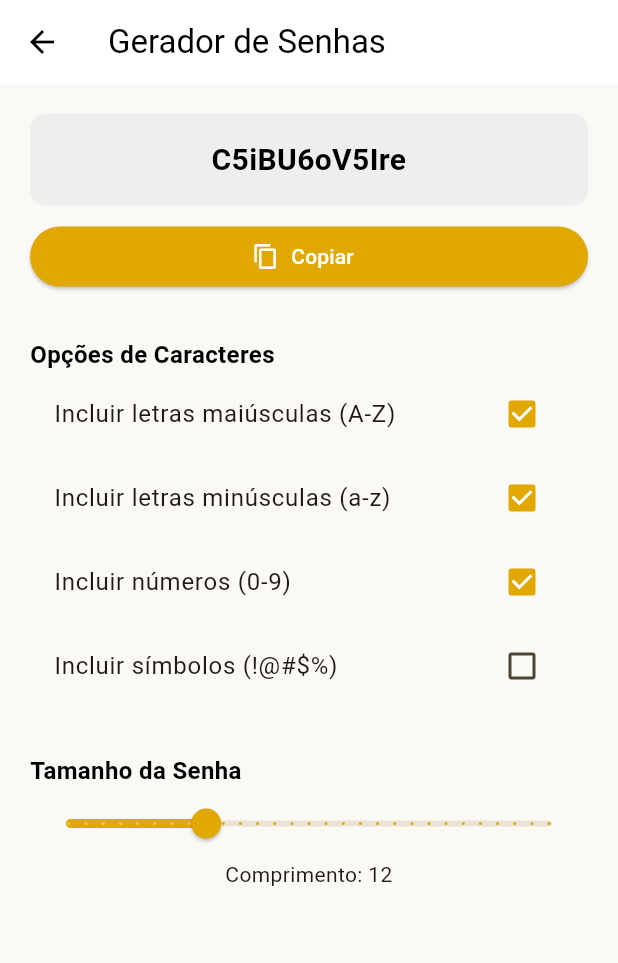
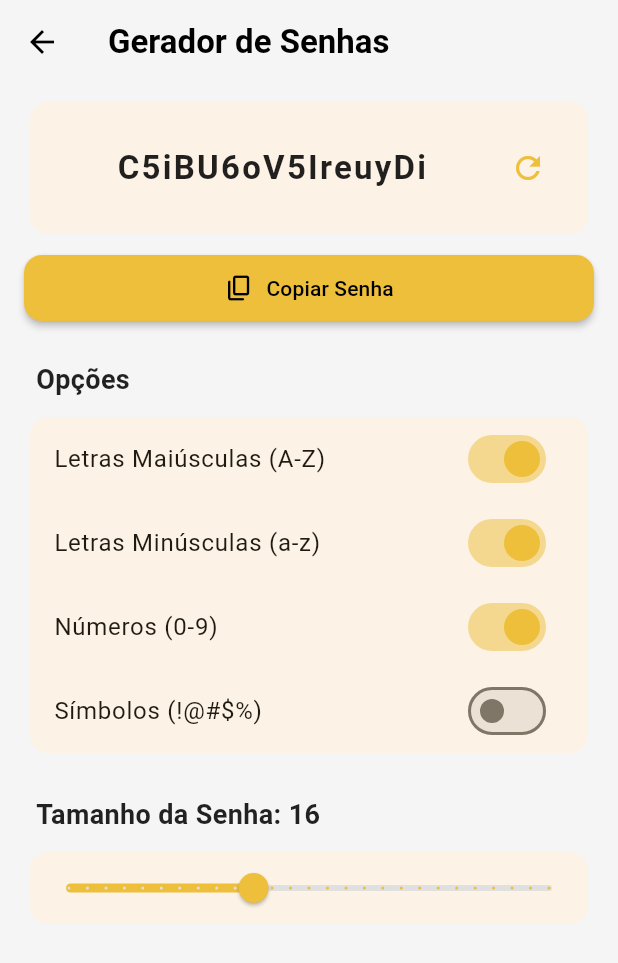
Before and after one commit to PedroHenrique1s/SyncPass, a Flutter app: the GeneratorScreen screen opened directly, on a phone screen of 412 x 824 dp. Shown: the top 963 px of the screen. Run offline on Flutter 3.47's test engine with Material 3 defaults, Android fonts, the light colour scheme and no system bars; our stand-ins replace cloud_firestore, firebase_auth, firebase_core, google_sign_in, mask_text_input_formatter; accounts and stored records are empty.

Commit message:
refactor(generator_screen): refatorado tela para gerar senha forte

```diff
--- a/lib/Feature/Generator/Screen/generator_screen.dart
+++ b/lib/Feature/Generator/Screen/generator_screen.dart
@@ -1,7 +1,9 @@
-// generator_screen.dart
+import 'package:flutter/material.dart';
+import 'package:flutter/services.dart'; // IMPORTANTE: Para usar a área de transferência (Clipboard)
+import 'dart:math';
 
-import 'package:flutter/material.dart';
-import 'dart:math'; // Para a lógica de geração de senha
+// Cor padrão do app
+const Color customYellow = Color(0xFFEEBF3A);
 
 class GeneratorScreen extends StatefulWidget {
   const GeneratorScreen({super.key});
@@ -11,19 +13,22 @@ class GeneratorScreen extends StatefulWidget {
 }
 
 class _GeneratorScreenState extends State<GeneratorScreen> {
-  // Estado dos checkboxes
+  // Variáveis de estado para as opções do gerador
   bool _includeUppercase = true;
   bool _includeLowercase = true;
   bool _includeNumbers = true;
   bool _includeSymbols = false;
-
-  // Tamanho da senha
-  double _passwordLength = 12;
-
-  // Senha gerada
+  double _passwordLength = 16;
   String _generatedPassword = '';
 
-  // Lógica para gerar a senha
+  @override
+  void initState() {
+    super.initState();
+    // Gera uma senha assim que a tela é carregada
+    _generatePassword();
+  }
+
+  // Lógica principal para gerar a senha (mantida como estava, pois é eficiente)
   void _generatePassword() {
     String availableChars = '';
     if (_includeUppercase) availableChars += 'ABCDEFGHIJKLMNOPQRSTUVWXYZ';
@@ -33,147 +38,159 @@ class _GeneratorScreenState extends State<GeneratorScreen> {
 
     if (availableChars.isEmpty) {
       setState(() {
-        _generatedPassword = 'Selecione pelo menos um tipo de caractere.';
+        _generatedPassword = 'Selecione uma opção!';
       });
       return;
     }
 
-    final Random random = Random();
-    String newPassword = '';
-    for (int i = 0; i < _passwordLength.round(); i++) {
-      newPassword += availableChars[random.nextInt(availableChars.length)];
-    }
+    final Random random = Random.secure(); // Usar Random.secure() é mais seguro
+    final newPassword = String.fromCharCodes(Iterable.generate(
+      _passwordLength.round(),
+      (_) => availableChars.codeUnitAt(random.nextInt(availableChars.length)),
+    ));
 
     setState(() {
       _generatedPassword = newPassword;
     });
   }
 
-  @override
-  void initState() {
-    super.initState();
-    // Gera a senha inicial ao carregar a tela
-    _generatePassword();
+  // Função para copiar a senha para a área de transferência
+  void _copyToClipboard() {
+    // Verifica se a senha não é uma mensagem de erro
+    if (_generatedPassword.isNotEmpty && _generatedPassword != 'Selecione uma opção!') {
+      Clipboard.setData(ClipboardData(text: _generatedPassword)).then((_) {
+        ScaffoldMessenger.of(context).showSnackBar(
+          const SnackBar(
+            content: Text('Senha copiada para a área de transferência!'),
+            backgroundColor: Colors.green,
+          ),
+        );
+      });
+    }
   }
 
-  // Widget para copiar a senha (simulado)
-  void _copyToClipboard() {
-    // Implemente a lógica de copiar para a área de transferência
-    // Flutter: `Clipboard.setData(ClipboardData(text: _generatedPassword))`
-    ScaffoldMessenger.of(context).showSnackBar(
-      SnackBar(content: Text('Senha copiada: $_generatedPassword')),
+  // Widget auxiliar para os títulos das seções
+  Widget _buildSectionTitle(String title) {
+    return Padding(
+      padding: const EdgeInsets.only(top: 24, bottom: 8, left: 8),
+      child: Text(
+        title,
+        style: const TextStyle(
+          fontSize: 18,
+          fontWeight: FontWeight.bold,
+          color: Colors.black87,
+        ),
+      ),
     );
   }
 
   @override
   Widget build(BuildContext context) {
     return Scaffold(
+      backgroundColor: Colors.grey[100],
       appBar: AppBar(
-        title: const Text('Gerador de Senhas', style: TextStyle(color: Colors.black)),
-        backgroundColor: Colors.white,
+        title: const Text('Gerador de Senhas', style: TextStyle(color: Colors.black, fontWeight: FontWeight.w600)),
+        backgroundColor: Colors.grey[100],
         elevation: 0,
         iconTheme: const IconThemeData(color: Colors.black),
       ),
-      body: Padding(
-        padding: const EdgeInsets.all(20.0),
+      body: SingleChildScrollView(
+        padding: const EdgeInsets.symmetric(horizontal: 16.0, vertical: 8.0),
         child: Column(
           crossAxisAlignment: CrossAxisAlignment.stretch,
           children: [
-            // Exibição da senha
-            Container(
-              padding: const EdgeInsets.all(16),
-              decoration: BoxDecoration(
-                color: Colors.grey[200],
-                borderRadius: BorderRadius.circular(10),
-              ),
+            Card(
+                elevation: 0,
+                shape: RoundedRectangleBorder(borderRadius: BorderRadius.circular(12)),
+                child: Padding(
+                  padding: const EdgeInsets.symmetric(horizontal: 16, vertical: 20),
+                  child: Row(
+                    children: [
+                      Expanded(
                         child: Text(
                           _generatedPassword,
-                style: const TextStyle(fontSize: 20, fontWeight: FontWeight.bold, color: Colors.black),
+                          style: const TextStyle(
+                            fontSize: 22,
+                            fontWeight: FontWeight.bold,
+                            color: Colors.black87,
+                            letterSpacing: 1.5,
+                          ),
                           textAlign: TextAlign.center,
                         ),
                       ),
-            const SizedBox(height: 10),
-            // Botão para copiar
-            ElevatedButton.icon(
-              onPressed: _generatedPassword.isNotEmpty ? _copyToClipboard : null,
-              icon: const Icon(Icons.copy),
-              label: const Text('Copiar'),
-              style: ElevatedButton.styleFrom(
-                foregroundColor: Colors.white,
-                backgroundColor: const Color(0xFFE0A800),
+                      IconButton(
+                        icon: const Icon(Icons.refresh, color: customYellow),
+                        onPressed: _generatePassword,
+                        tooltip: 'Gerar Nova Senha',
+                      ),
+                    ],
                   ),
                 ),
-            const SizedBox(height: 30),
+              ),
+            const SizedBox(height: 8),
+            ElevatedButton.icon(
+              onPressed: _copyToClipboard,
+              icon: const Icon(Icons.copy_rounded, size: 20),
+              label: const Text('Copiar Senha'),
+              style: ElevatedButton.styleFrom(
+                backgroundColor: customYellow,
+                foregroundColor: Colors.black,
+                padding: const EdgeInsets.symmetric(vertical: 12),
+                shape: RoundedRectangleBorder(borderRadius: BorderRadius.circular(12)),
+                elevation: 2,
+              ),
+            ),
 
-            // Opções de caracteres
-            const Text(
-              'Opções de Caracteres',
-              style: TextStyle(fontSize: 16, fontWeight: FontWeight.bold, color: Colors.black),
+            // --- SEÇÃO DE OPÇÕES ---
+            _buildSectionTitle('Opções'),
+            Card(
+              elevation: 0,
+              shape: RoundedRectangleBorder(borderRadius: BorderRadius.circular(12)),
+              child: Column(
+                children: [
+                  SwitchListTile(
+                    title: const Text('Letras Maiúsculas (A-Z)'),
+                    value: _includeUppercase,
+                    onChanged: (value) => setState(() { _includeUppercase = value; _generatePassword(); }),
+                    activeColor: customYellow,
                   ),
-            CheckboxListTile(
-              title: const Text('Incluir letras maiúsculas (A-Z)'),
-              value: _includeUppercase,
-              onChanged: (bool? value) {
-                setState(() {
-                  _includeUppercase = value!;
-                  _generatePassword();
-                });
-              },
+                  SwitchListTile(
+                    title: const Text('Letras Minúsculas (a-z)'),
+                    value: _includeLowercase,
+                    onChanged: (value) => setState(() { _includeLowercase = value; _generatePassword(); }),
+                    activeColor: customYellow,
                   ),
-            CheckboxListTile(
-              title: const Text('Incluir letras minúsculas (a-z)'),
-              value: _includeLowercase,
-              onChanged: (bool? value) {
-                setState(() {
-                  _includeLowercase = value!;
-                  _generatePassword();
-                });
-              },
+                  SwitchListTile(
+                    title: const Text('Números (0-9)'),
+                    value: _includeNumbers,
+                    onChanged: (value) => setState(() { _includeNumbers = value; _generatePassword(); }),
+                    activeColor: customYellow,
                   ),
-            CheckboxListTile(
-              title: const Text('Incluir números (0-9)'),
-              value: _includeNumbers,
-              onChanged: (bool? value) {
-                setState(() {
-                  _includeNumbers = value!;
-                  _generatePassword();
-                });
-              },
+                  SwitchListTile(
+                    title: const Text('Símbolos (!@#\$%)'),
+                    value: _includeSymbols,
+                    onChanged: (value) => setState(() { _includeSymbols = value; _generatePassword(); }),
+                    activeColor: customYellow,
                   ),
-            CheckboxListTile(
-              title: const Text('Incluir símbolos (!@#\$%)'),
-              value: _includeSymbols,
-              onChanged: (bool? value) {
-                setState(() {
-                  _includeSymbols = value!;
-                  _generatePassword();
-                });
-              },
+                ],
               ),
-            const SizedBox(height: 30),
+            ),
 
-            // Slider para o tamanho da senha
-            const Text(
-              'Tamanho da Senha',
-              style: TextStyle(fontSize: 16, fontWeight: FontWeight.bold, color: Colors.black),
+            // --- SEÇÃO DE TAMANHO ---
+            _buildSectionTitle('Tamanho da Senha: ${_passwordLength.round()}'),
+            Card(
+              elevation: 0,
+              shape: RoundedRectangleBorder(borderRadius: BorderRadius.circular(12)),
+              child: Slider(
+                value: _passwordLength,
+                min: 6,
+                max: 32,
+                divisions: 26,
+                label: _passwordLength.round().toString(),
+                activeColor: customYellow,
+                inactiveColor: Colors.grey[300],
+                onChanged: (value) => setState(() { _passwordLength = value; _generatePassword(); }),
               ),
-            Slider(
-              value: _passwordLength,
-              min: 4,
-              max: 32,
-              divisions: 28,
-              label: _passwordLength.round().toString(),
-              activeColor: const Color(0xFFE0A800),
-              onChanged: (double value) {
-                setState(() {
-                  _passwordLength = value;
-                  _generatePassword();
-                });
-              },
-            ),
-            Text(
-              'Comprimento: ${_passwordLength.round()}',
-              textAlign: TextAlign.center,
             ),
           ],
         ),
```
Lines whose indentation alone changed are shown as unchanged.
